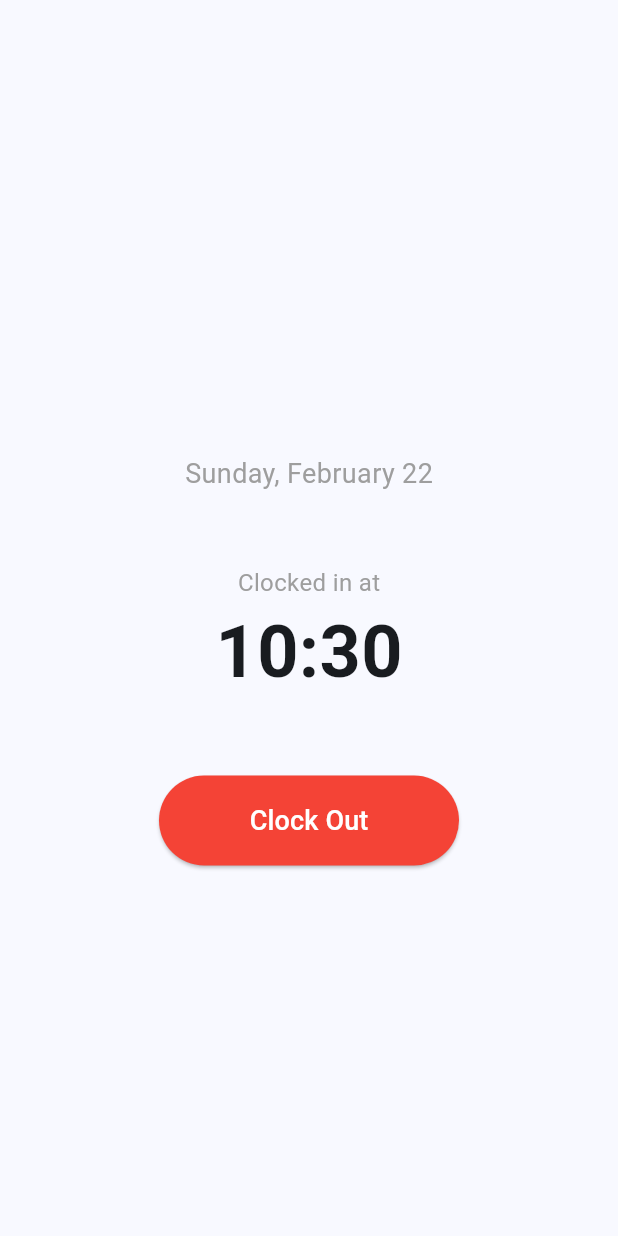
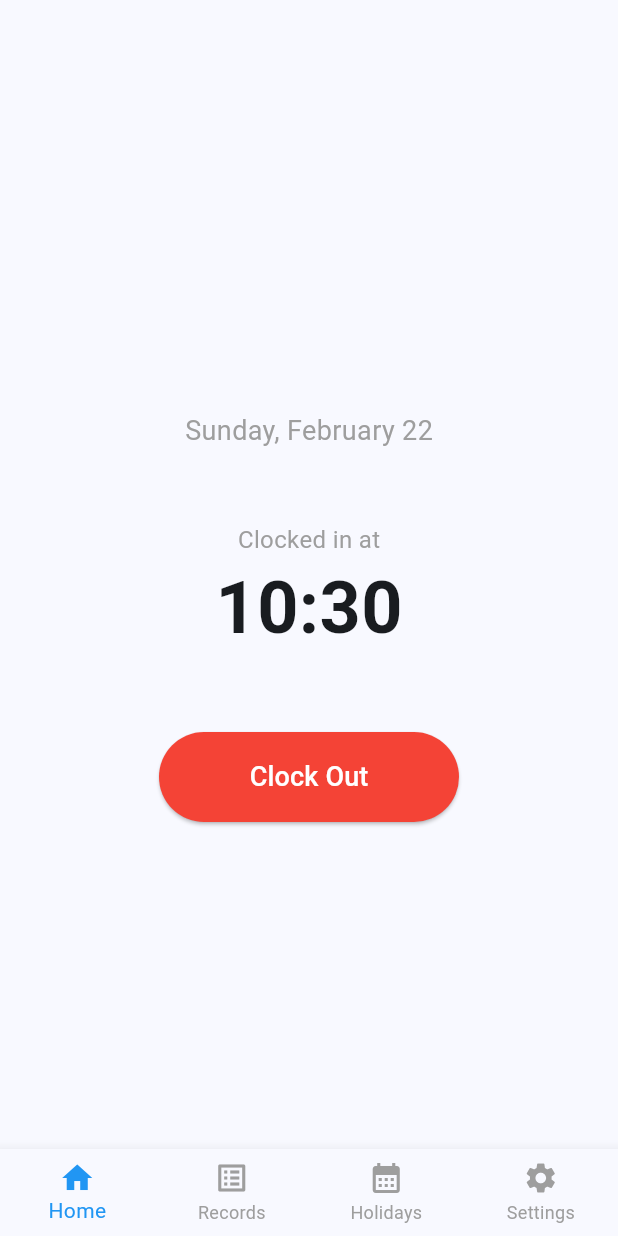
Before and after one commit to yeysondavidp/clock-in, a Flutter app: the screen it shows after launch, after a tap on "Clock In", on a phone screen of 412 x 824 dp. Run offline on Flutter 3.47's test engine with Material 3 defaults, Android fonts, the phone set to English and light mode, and no system bars; our stand-ins replace flutter_local_notifications, sqflite, timezone; accounts and stored records are empty.

Commit message:
feat: add bottom navigation bar with four screens Implement MainNavigation with Home, Records, Holidays and Settings tabs. Add placeholder screens for Records, Holidays and Settings. Update main.dart to use MainNavigation as entry point. Remove redundant IconButton from HomeScreen AppBar.

```diff
--- a/lib/main.dart
+++ b/lib/main.dart
@@ -1,6 +1,6 @@
 import 'package:flutter/material.dart';
 import 'services/notification_service.dart';
-import 'screens/home_screen.dart';
+import 'screens/main_navigation.dart';
 
 void main() async {
   // Ensures Flutter is fully initialized before we run any async code
@@ -27,7 +27,7 @@ class MyApp extends StatelessWidget {
         colorScheme: ColorScheme.fromSeed(seedColor: Colors.blue),
         useMaterial3: true,
       ),
-      home: const HomeScreen(),
+      home: const MainNavigation(),
     );
   }
 }
--- /dev/null
+++ b/lib/screens/main_navigation.dart
@@ -0,0 +1,62 @@
+import 'package:flutter/material.dart';
+import 'home_screen.dart';
+import 'records_screen.dart';
+import 'holidays_screen.dart';
+import 'settings_screen.dart';
+
+class MainNavigation extends StatefulWidget {
+  const MainNavigation({super.key});
+
+  @override
+  State<MainNavigation> createState() => _MainNavigationState();
+}
+
+class _MainNavigationState extends State<MainNavigation> {
+  int _currentIndex = 0;
+
+  // List of screens — index matches BottomNavigationBar items
+  final List<Widget> _screens = [
+    const HomeScreen(),
+    const RecordsScreen(),
+    const HolidaysScreen(),
+    const SettingsScreen(),
+  ];
+
+  @override
+  Widget build(BuildContext context) {
+    return Scaffold(
+      // Shows the screen at current index
+      body: _screens[_currentIndex],
+
+      bottomNavigationBar: BottomNavigationBar(
+        currentIndex: _currentIndex,
+        onTap: (index) {
+          setState(() {
+            _currentIndex = index;
+          });
+        },
+        type: BottomNavigationBarType.fixed, // required when more than 3 items
+        selectedItemColor: Colors.blue,
+        unselectedItemColor: Colors.grey,
+        items: const [
+          BottomNavigationBarItem(
+            icon: Icon(Icons.home),
+            label: 'Home',
+          ),
+          BottomNavigationBarItem(
+            icon: Icon(Icons.list_alt),
+            label: 'Records',
+          ),
+          BottomNavigationBarItem(
+            icon: Icon(Icons.calendar_month),
+            label: 'Holidays',
+          ),
+          BottomNavigationBarItem(
+            icon: Icon(Icons.settings),
+            label: 'Settings',
+          ),
+        ],
+      ),
+    );
+  }
+}
```
